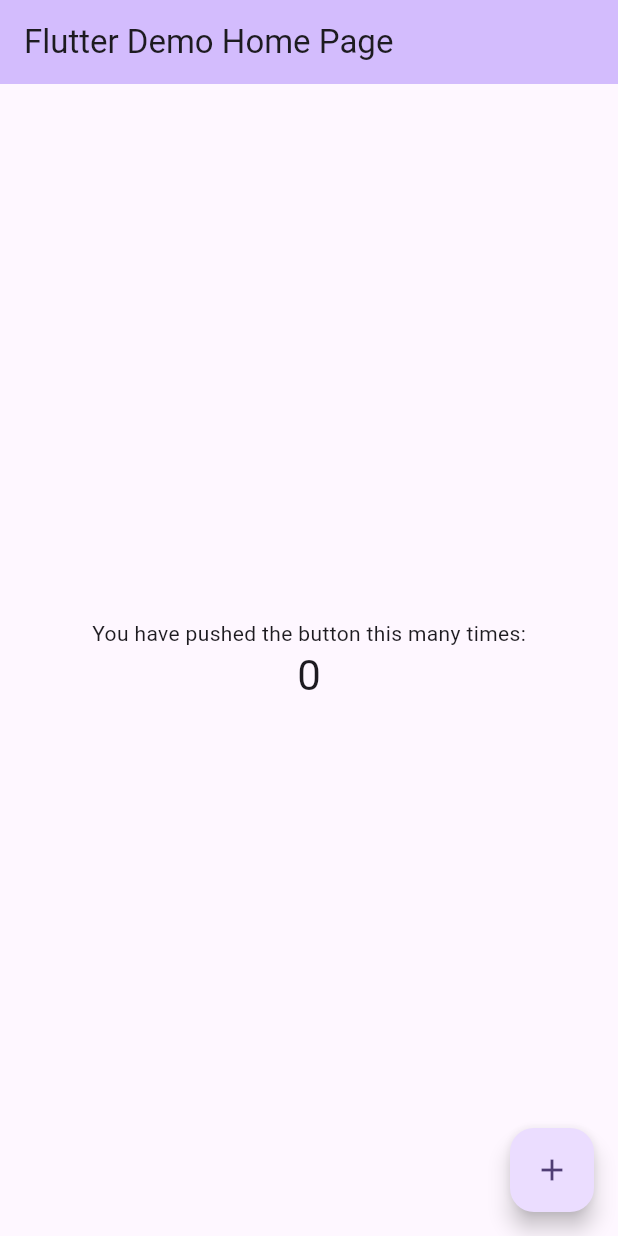
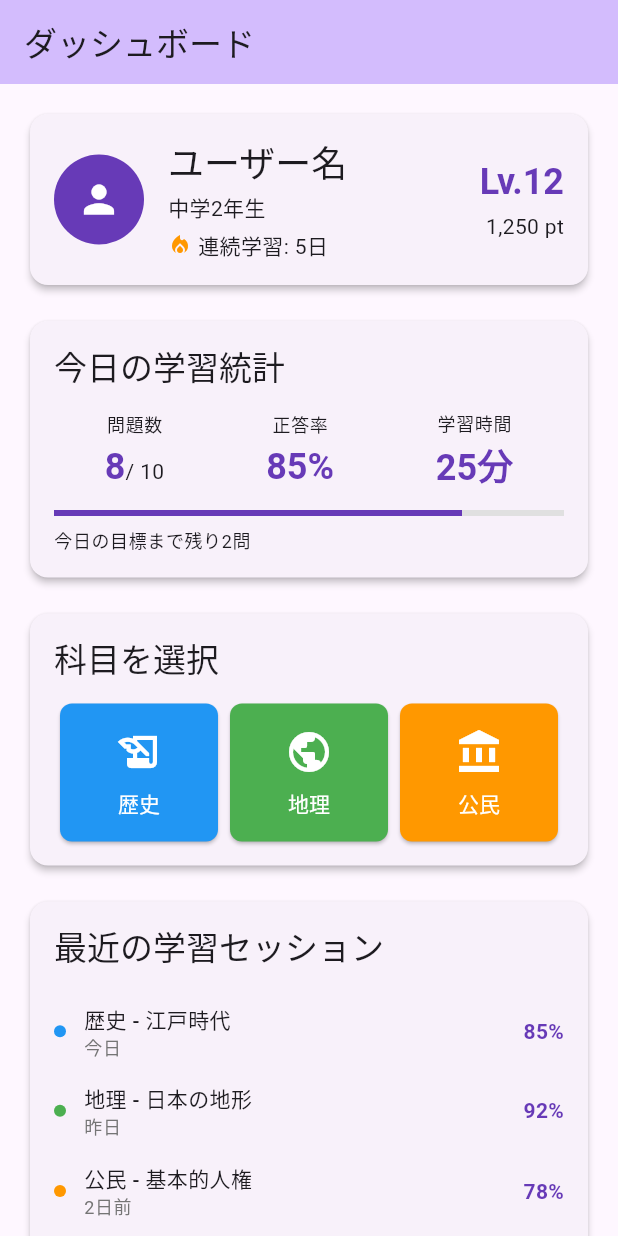
Before and after one commit to y-as-u-16/social_study_ai, a Flutter app: the screen it shows after launch, on a phone screen of 412 x 824 dp. Run offline on Flutter 3.47's test engine with Material 3 defaults, Android fonts, the light colour scheme and no system bars; our stand-ins replace firebase_core, flutter_dotenv; accounts and stored records are empty.

Commit message:
ダッシュボード画面を追加し、アプリのホーム画面をMyHomePageからDashboardScreenに変更しました。また、不要なMyHomePageクラスを削除しました。

```diff
--- a/lib/main.dart
+++ b/lib/main.dart
@@ -1,6 +1,7 @@
 import 'package:flutter/material.dart';
 import 'package:firebase_core/firebase_core.dart';
 import 'package:flutter_dotenv/flutter_dotenv.dart';
+import 'screens/dashboard/dashboard_screen.dart';
 // import 'package:provider/provider.dart';
 
 void main() async {
@@ -26,52 +27,7 @@
       theme: ThemeData(
         colorScheme: ColorScheme.fromSeed(seedColor: Colors.deepPurple),
       ),
-      home: const MyHomePage(title: 'Flutter Demo Home Page'),
+      home: const DashboardScreen(),
     );
   }
 }
-
-class MyHomePage extends StatefulWidget {
-  const MyHomePage({super.key, required this.title});
-  final String title;
-
-  @override
-  State<MyHomePage> createState() => _MyHomePageState();
-}
-
-class _MyHomePageState extends State<MyHomePage> {
-  int _counter = 0;
-
-  void _incrementCounter() {
-    setState(() {
-      _counter++;
-    });
-  }
-
-  @override
-  Widget build(BuildContext context) {
-    return Scaffold(
-      appBar: AppBar(
-        backgroundColor: Theme.of(context).colorScheme.inversePrimary,
-        title: Text(widget.title),
-      ),
-      body: Center(
-        child: Column(
-          mainAxisAlignment: MainAxisAlignment.center,
-          children: <Widget>[
-            const Text('You have pushed the button this many times:'),
-            Text(
-              '$_counter',
-              style: Theme.of(context).textTheme.headlineMedium,
-            ),
-          ],
-        ),
-      ),
-      floatingActionButton: FloatingActionButton(
-        onPressed: _incrementCounter,
-        tooltip: 'Increment',
-        child: const Icon(Icons.add),
-      ), // This trailing comma makes auto-formatting nicer for build methods.
-    );
-  }
-}
--- /dev/null
+++ b/lib/screens/dashboard/dashboard_screen.dart
@@ -0,0 +1,300 @@
+import 'package:flutter/material.dart';
+
+class DashboardScreen extends StatelessWidget {
+  const DashboardScreen({super.key});
+
+  @override
+  Widget build(BuildContext context) {
+    return Scaffold(
+      appBar: AppBar(
+        title: const Text('ダッシュボード'),
+        backgroundColor: Theme.of(context).colorScheme.inversePrimary,
+      ),
+      body: SingleChildScrollView(
+        padding: const EdgeInsets.all(16.0),
+        child: Column(
+          crossAxisAlignment: CrossAxisAlignment.start,
+          children: [
+            // ユーザー情報カード
+            _buildUserInfoCard(context),
+            const SizedBox(height: 16),
+
+            // 学習統計カード
+            _buildLearningStatsCard(context),
+            const SizedBox(height: 16),
+
+            // 科目選択カード
+            _buildSubjectSelectionCard(context),
+            const SizedBox(height: 16),
+
+            // 最近の学習セッション
+            _buildRecentSessionsCard(context),
+          ],
+        ),
+      ),
+    );
+  }
+
+  Widget _buildUserInfoCard(BuildContext context) {
+    return Card(
+      elevation: 2,
+      child: Padding(
+        padding: const EdgeInsets.all(16.0),
+        child: Row(
+          children: [
+            const CircleAvatar(
+              radius: 30,
+              backgroundColor: Colors.deepPurple,
+              child: Icon(
+                Icons.person,
+                size: 30,
+                color: Colors.white,
+              ),
+            ),
+            const SizedBox(width: 16),
+            Expanded(
+              child: Column(
+                crossAxisAlignment: CrossAxisAlignment.start,
+                children: [
+                  Text(
+                    'ユーザー名',
+                    style: Theme.of(context).textTheme.headlineSmall,
+                  ),
+                  const SizedBox(height: 4),
+                  Text(
+                    '中学2年生',
+                    style: Theme.of(context).textTheme.bodyMedium,
+                  ),
+                  const SizedBox(height: 4),
+                  Row(
+                    children: [
+                      const Icon(Icons.local_fire_department,
+                          color: Colors.orange, size: 16),
+                      const SizedBox(width: 4),
+                      Text('連続学習: 5日'),
+                    ],
+                  ),
+                ],
+              ),
+            ),
+            Column(
+              crossAxisAlignment: CrossAxisAlignment.end,
+              children: [
+                Text(
+                  'Lv.12',
+                  style: Theme.of(context).textTheme.headlineSmall?.copyWith(
+                    color: Colors.deepPurple,
+                    fontWeight: FontWeight.bold,
+                  ),
+                ),
+                const SizedBox(height: 4),
+                Text('1,250 pt'),
+              ],
+            ),
+          ],
+        ),
+      ),
+    );
+  }
+
+  Widget _buildLearningStatsCard(BuildContext context) {
+    return Card(
+      elevation: 2,
+      child: Padding(
+        padding: const EdgeInsets.all(16.0),
+        child: Column(
+          crossAxisAlignment: CrossAxisAlignment.start,
+          children: [
+            Text(
+              '今日の学習統計',
+              style: Theme.of(context).textTheme.titleLarge,
+            ),
+            const SizedBox(height: 16),
+            Row(
+              mainAxisAlignment: MainAxisAlignment.spaceAround,
+              children: [
+                _buildStatItem(context, '問題数', '8', '/ 10'),
+                _buildStatItem(context, '正答率', '85%', ''),
+                _buildStatItem(context, '学習時間', '25分', ''),
+              ],
+            ),
+            const SizedBox(height: 12),
+            LinearProgressIndicator(
+              value: 0.8,
+              backgroundColor: Colors.grey[300],
+              valueColor: AlwaysStoppedAnimation<Color>(Colors.deepPurple),
+            ),
+            const SizedBox(height: 8),
+            Text(
+              '今日の目標まで残り2問',
+              style: Theme.of(context).textTheme.bodySmall,
+            ),
+          ],
+        ),
+      ),
+    );
+  }
+
+  Widget _buildStatItem(BuildContext context, String label, String value, String suffix) {
+    return Column(
+      children: [
+        Text(
+          label,
+          style: Theme.of(context).textTheme.bodySmall,
+        ),
+        const SizedBox(height: 4),
+        RichText(
+          text: TextSpan(
+            text: value,
+            style: Theme.of(context).textTheme.headlineSmall?.copyWith(
+              color: Colors.deepPurple,
+              fontWeight: FontWeight.bold,
+            ),
+            children: [
+              TextSpan(
+                text: suffix,
+                style: Theme.of(context).textTheme.bodyMedium,
+              ),
+            ],
+          ),
+        ),
+      ],
+    );
+  }
+
+  Widget _buildSubjectSelectionCard(BuildContext context) {
+    return Card(
+      elevation: 2,
+      child: Padding(
+        padding: const EdgeInsets.all(16.0),
+        child: Column(
+          crossAxisAlignment: CrossAxisAlignment.start,
+          children: [
+            Text(
+              '科目を選択',
+              style: Theme.of(context).textTheme.titleLarge,
+            ),
+            const SizedBox(height: 16),
+            Row(
+              mainAxisAlignment: MainAxisAlignment.spaceAround,
+              children: [
+                _buildSubjectButton(context, '歴史', Icons.history_edu, Colors.blue),
+                _buildSubjectButton(context, '地理', Icons.public, Colors.green),
+                _buildSubjectButton(context, '公民', Icons.account_balance, Colors.orange),
+              ],
+            ),
+          ],
+        ),
+      ),
+    );
+  }
+
+  Widget _buildSubjectButton(BuildContext context, String subject, IconData icon, Color color) {
+    return Expanded(
+      child: Container(
+        margin: const EdgeInsets.symmetric(horizontal: 4),
+        child: ElevatedButton(
+          onPressed: () {
+            // TODO: Navigate to learning screen
+          },
+          style: ElevatedButton.styleFrom(
+            foregroundColor: Colors.white,
+            backgroundColor: color,
+            padding: const EdgeInsets.symmetric(vertical: 16),
+            shape: RoundedRectangleBorder(
+              borderRadius: BorderRadius.circular(8),
+            ),
+          ),
+          child: Column(
+            mainAxisSize: MainAxisSize.min,
+            children: [
+              Icon(icon, size: 32),
+              const SizedBox(height: 8),
+              Text(subject),
+            ],
+          ),
+        ),
+      ),
+    );
+  }
+
+  Widget _buildRecentSessionsCard(BuildContext context) {
+    return Card(
+      elevation: 2,
+      child: Padding(
+        padding: const EdgeInsets.all(16.0),
+        child: Column(
+          crossAxisAlignment: CrossAxisAlignment.start,
+          children: [
+            Text(
+              '最近の学習セッション',
+              style: Theme.of(context).textTheme.titleLarge,
+            ),
+            const SizedBox(height: 16),
+            _buildSessionItem(context, '歴史', '江戸時代', '85%', '今日'),
+            _buildSessionItem(context, '地理', '日本の地形', '92%', '昨日'),
+            _buildSessionItem(context, '公民', '基本的人権', '78%', '2日前'),
+          ],
+        ),
+      ),
+    );
+  }
+
+  Widget _buildSessionItem(BuildContext context, String subject, String topic, String score, String date) {
+    return Padding(
+      padding: const EdgeInsets.symmetric(vertical: 8.0),
+      child: Row(
+        children: [
+          Container(
+            width: 8,
+            height: 8,
+            decoration: BoxDecoration(
+              color: _getSubjectColor(subject),
+              shape: BoxShape.circle,
+            ),
+          ),
+          const SizedBox(width: 12),
+          Expanded(
+            child: Column(
+              crossAxisAlignment: CrossAxisAlignment.start,
+              children: [
+                Text(
+                  '$subject - $topic',
+                  style: Theme.of(context).textTheme.bodyMedium?.copyWith(
+                    fontWeight: FontWeight.w500,
+                  ),
+                ),
+                Text(
+                  date,
+                  style: Theme.of(context).textTheme.bodySmall?.copyWith(
+                    color: Colors.grey[600],
+                  ),
+                ),
+              ],
+            ),
+          ),
+          Text(
+            score,
+            style: Theme.of(context).textTheme.bodyMedium?.copyWith(
+              fontWeight: FontWeight.bold,
+              color: Colors.deepPurple,
+            ),
+          ),
+        ],
+      ),
+    );
+  }
+
+  Color _getSubjectColor(String subject) {
+    switch (subject) {
+      case '歴史':
+        return Colors.blue;
+      case '地理':
+        return Colors.green;
+      case '公民':
+        return Colors.orange;
+      default:
+        return Colors.grey;
+    }
+  }
+}
```
